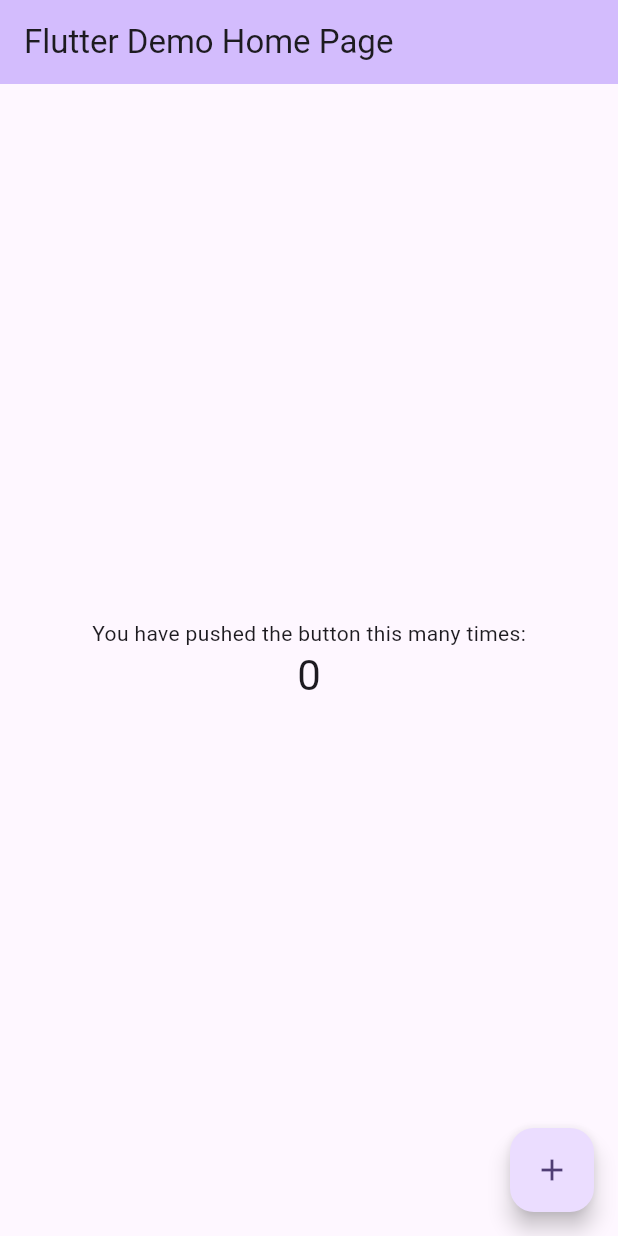
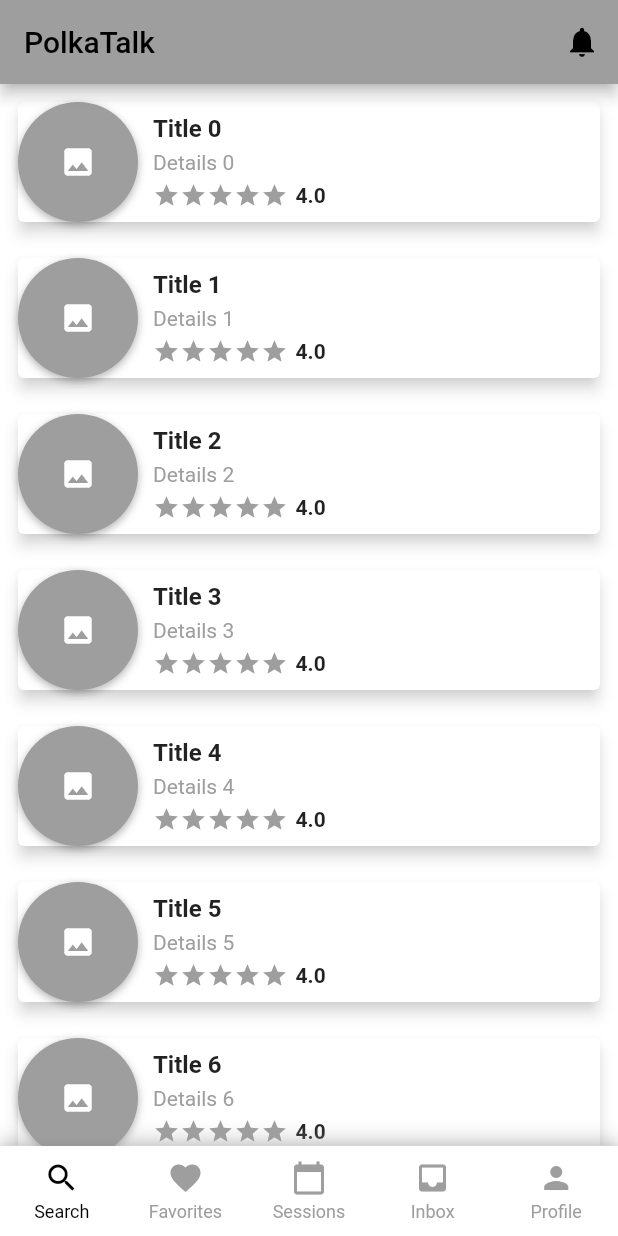
Before and after one commit to bryan-ilman-2002/polkatalk, a Flutter app: the screen it shows after launch, on a phone screen of 412 x 824 dp. Run offline on Flutter 3.47's test engine with Material 2 defaults, Android fonts, the phone set to English and light mode, and no system bars.

Commit message:
homepage draft, bottom navbar creation

```diff
--- a/lib/main.dart
+++ b/lib/main.dart
@@ -7,119 +7,234 @@ void main() {
 class MyApp extends StatelessWidget {
   const MyApp({super.key});
 
-  // This widget is the root of your application.
   @override
   Widget build(BuildContext context) {
     return MaterialApp(
-      title: 'Flutter Demo',
+      title: 'PolkaTalk',
       theme: ThemeData(
-        // This is the theme of your application.
-        //
-        // TRY THIS: Try running your application with "flutter run". You'll see
-        // the application has a blue toolbar. Then, without quitting the app,
-        // try changing the seedColor in the colorScheme below to Colors.green
-        // and then invoke "hot reload" (save your changes or press the "hot
-        // reload" button in a Flutter-supported IDE, or press "r" if you used
-        // the command line to start the app).
-        //
-        // Notice that the counter didn't reset back to zero; the application
-        // state is not lost during the reload. To reset the state, use hot
-        // restart instead.
-        //
-        // This works for code too, not just values: Most code changes can be
-        // tested with just a hot reload.
-        colorScheme: ColorScheme.fromSeed(seedColor: Colors.deepPurple),
-        useMaterial3: true,
+        splashFactory: InkRipple.splashFactory,
+        primarySwatch: Colors.grey,
       ),
-      home: const MyHomePage(title: 'Flutter Demo Home Page'),
+      home: const MyHomePage(),
     );
   }
 }
 
 class MyHomePage extends StatefulWidget {
-  const MyHomePage({super.key, required this.title});
-
-  // This widget is the home page of your application. It is stateful, meaning
-  // that it has a State object (defined below) that contains fields that affect
-  // how it looks.
-
-  // This class is the configuration for the state. It holds the values (in this
-  // case the title) provided by the parent (in this case the App widget) and
-  // used by the build method of the State. Fields in a Widget subclass are
-  // always marked "final".
-
-  final String title;
+  const MyHomePage({super.key});
 
   @override
-  State<MyHomePage> createState() => _MyHomePageState();
+  _MyHomePageState createState() => _MyHomePageState();
 }
 
 class _MyHomePageState extends State<MyHomePage> {
-  int _counter = 0;
-
-  void _incrementCounter() {
-    setState(() {
-      // This call to setState tells the Flutter framework that something has
-      // changed in this State, which causes it to rerun the build method below
-      // so that the display can reflect the updated values. If we changed
-      // _counter without calling setState(), then the build method would not be
-      // called again, and so nothing would appear to happen.
-      _counter++;
-    });
-  }
+  int _selectedIndex = 0;
 
   @override
   Widget build(BuildContext context) {
-    // This method is rerun every time setState is called, for instance as done
-    // by the _incrementCounter method above.
-    //
-    // The Flutter framework has been optimized to make rerunning build methods
-    // fast, so that you can just rebuild anything that needs updating rather
-    // than having to individually change instances of widgets.
     return Scaffold(
       appBar: AppBar(
-        // TRY THIS: Try changing the color here to a specific color (to
-        // Colors.amber, perhaps?) and trigger a hot reload to see the AppBar
-        // change color while the other colors stay the same.
-        backgroundColor: Theme.of(context).colorScheme.inversePrimary,
-        // Here we take the value from the MyHomePage object that was created by
-        // the App.build method, and use it to set our appbar title.
-        title: Text(widget.title),
+        title: const Text('PolkaTalk'),
+        actions: [
+          IconButton(
+            icon: const Icon(Icons.notifications),
+            onPressed: () {
+              // Handle notification icon press
+            },
           ),
-      body: Center(
-        // Center is a layout widget. It takes a single child and positions it
-        // in the middle of the parent.
+        ],
+      ),
+      bottomNavigationBar: Container(
+        decoration: BoxDecoration(
+          boxShadow: [
+            BoxShadow(
+              color: Colors.grey.withOpacity(0.5),
+              blurRadius: 10,
+              offset: const Offset(0, -5),
+            ),
+          ],
+        ),
+        child: BottomAppBar(
+          child: Row(
+            mainAxisSize: MainAxisSize.max,
+            mainAxisAlignment: MainAxisAlignment.spaceAround,
+            children: <Widget>[
+              _buildNavItem(Icons.search, 'Search', 0),
+              _buildNavItem(Icons.favorite, 'Favorites', 1),
+              _buildNavItem(Icons.calendar_today, 'Sessions', 2),
+              _buildNavItem(Icons.inbox, 'Inbox', 3),
+              _buildNavItem(Icons.person, 'Profile', 4),
+            ],
+          ),
+        ),
+      ),
+      body: Container(
+        color: Colors.white,
+        child: ListView.builder(
+          itemCount: 10, // Replace with your actual data count
+          itemBuilder: (BuildContext context, int index) {
+            return Padding(
+              padding: const EdgeInsets.all(8.0),
+              child: Card(
+                elevation: 4,
+                shadowColor: Colors.grey.withOpacity(0.5),
+                child: Row(
+                  children: [
+                    Container(
+                      width: 80,
+                      height: 80,
+                      decoration: BoxDecoration(
+                        shape: BoxShape.circle,
+                        color: Colors.grey,
+                        boxShadow: [
+                          BoxShadow(
+                            color: Colors.black.withOpacity(0.3),
+                            blurRadius: 4,
+                            offset: const Offset(0, 2),
+                          ),
+                        ],
+                      ),
+                      // Replace with your photo widget
+                      child: const Center(
+                        child: Icon(Icons.photo, color: Colors.white),
+                      ),
+                    ),
+                    const SizedBox(width: 10),
+                    Expanded(
                       child: Column(
-          // Column is also a layout widget. It takes a list of children and
-          // arranges them vertically. By default, it sizes itself to fit its
-          // children horizontally, and tries to be as tall as its parent.
-          //
-          // Column has various properties to control how it sizes itself and
-          // how it positions its children. Here we use mainAxisAlignment to
-          // center the children vertically; the main axis here is the vertical
-          // axis because Columns are vertical (the cross axis would be
-          // horizontal).
-          //
-          // TRY THIS: Invoke "debug painting" (choose the "Toggle Debug Paint"
-          // action in the IDE, or press "p" in the console), to see the
-          // wireframe for each widget.
-          mainAxisAlignment: MainAxisAlignment.center,
-          children: <Widget>[
-            const Text(
-              'You have pushed the button this many times:',
+                        crossAxisAlignment: CrossAxisAlignment.start,
+                        children: [
+                          Text(
+                            'Title $index', // Replace with your title
+                            style: const TextStyle(
+                              fontWeight: FontWeight.bold,
+                              fontSize: 16,
                             ),
+                          ),
+                          const SizedBox(height: 5),
                           Text(
-              '$_counter',
-              style: Theme.of(context).textTheme.headlineMedium,
+                            'Details $index', // Replace with your details
+                            style: const TextStyle(
+                              color: Colors.grey,
+                            ),
+                          ),
+                          const SizedBox(height: 5),
+                          const Row(
+                            children: [
+                              Icon(Icons.star, color: Colors.grey, size: 18),
+                              Icon(Icons.star, color: Colors.grey, size: 18),
+                              Icon(Icons.star, color: Colors.grey, size: 18),
+                              Icon(Icons.star, color: Colors.grey, size: 18),
+                              Icon(Icons.star, color: Colors.grey, size: 18),
+                              SizedBox(width: 5),
+                              Text(
+                                '4.0', // Replace with your rating
+                                style: TextStyle(
+                                  fontWeight: FontWeight.bold,
+                                  fontSize: 14,
+                                ),
+                              ),
+                            ],
                           ),
                         ],
                       ),
                     ),
-      floatingActionButton: FloatingActionButton(
-        onPressed: _incrementCounter,
-        tooltip: 'Increment',
-        child: const Icon(Icons.add),
-      ), // This trailing comma makes auto-formatting nicer for build methods.
+                  ],
+                ),
+              ),
+            );
+          },
+        ),
+      ),
     );
   }
+
+  Widget _buildNavItem(IconData icon, String label, int index) {
+    return Expanded(
+      child: SizedBox(
+        height: 60,
+        child: Material(
+          color: Colors.transparent,
+          child: Ink(
+            decoration: ShapeDecoration(
+              color: _getBackgroundColor(index),
+              shape: _getBorderShape(index),
+            ),
+            child: InkWell(
+              onTap: () {
+                setState(() {
+                  _selectedIndex = index;
+                });
+              },
+              borderRadius: BorderRadius.circular(32),
+              child: Column(
+                mainAxisAlignment: MainAxisAlignment.center,
+                children: [
+                  Icon(
+                    icon,
+                    color: _getIconColor(index),
+                    size: 24,
+                  ),
+                  const SizedBox(height: 4),
+                  Text(
+                    label,
+                    style: TextStyle(
+                      fontSize: 12,
+                      color: _getIconColor(index),
+                    ),
+                  ),
+                ],
+              ),
+            ),
+          ),
+        ),
+      ),
+    );
   }
+
+  Color _getIconColor(int index) {
+    return _selectedIndex == index ? Colors.black : Colors.grey;
+  }
+
+  Color _getBackgroundColor(int index) {
+    return _selectedIndex == index ? Colors.white : Colors.transparent;
+  }
+
+  ShapeBorder _getBorderShape(int index) {
+    return _selectedIndex == index
+        ? const RollingWheelBorderShape()
+        : const Border();
+  }
+}
+
+class RollingWheelBorderShape extends ShapeBorder {
+  const RollingWheelBorderShape();
+
+  @override
+  EdgeInsetsGeometry get dimensions => EdgeInsets.zero;
+
+  @override
+  Path getInnerPath(Rect rect, {TextDirection? textDirection}) => Path();
+
+  @override
+  Path getOuterPath(Rect rect, {TextDirection? textDirection}) {
+    final path = Path();
+    final radius = rect.height / 2;
+    final controlPointDistance = radius * 0.12;
+
+    path.moveTo(rect.left, rect.top);
+    path.lineTo(rect.left, rect.bottom - radius + controlPointDistance);
+    path.quadraticBezierTo(rect.center.dx, rect.bottom - controlPointDistance,
+        rect.right, rect.bottom - radius + controlPointDistance);
+    path.lineTo(rect.right, rect.top);
+    path.close();
+
+    return path;
+  }
+
+  @override
+  void paint(Canvas canvas, Rect rect, {TextDirection? textDirection}) {}
+
+  @override
+  ShapeBorder scale(double t) => this;
+}
```
Lines whose indentation alone changed are shown as unchanged.
